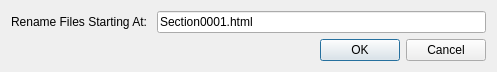
The window that src/Sigil/Form_Files/RenameTemplate.ui (Sigil-Ebook/Sigil) describes before a commit, drawn with Qt 5.
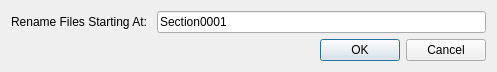
The same window after the commit.

Commit message: Change default HTML filenames for TOC and Index to end in .xhtml instead of .html.

Diff of the .ui file:
```diff
--- a/src/Sigil/Form_Files/RenameTemplate.ui
+++ b/src/Sigil/Form_Files/RenameTemplate.ui
@@ -52,7 +52,7 @@
      <item>
       <widget class="QLineEdit" name="renameTemplate">
        <property name="text">
-        <string>Section0001.html</string>
+        <string>Section0001</string>
        </property>
       </widget>
      </item>
```
The commit also changes 1 other file.
